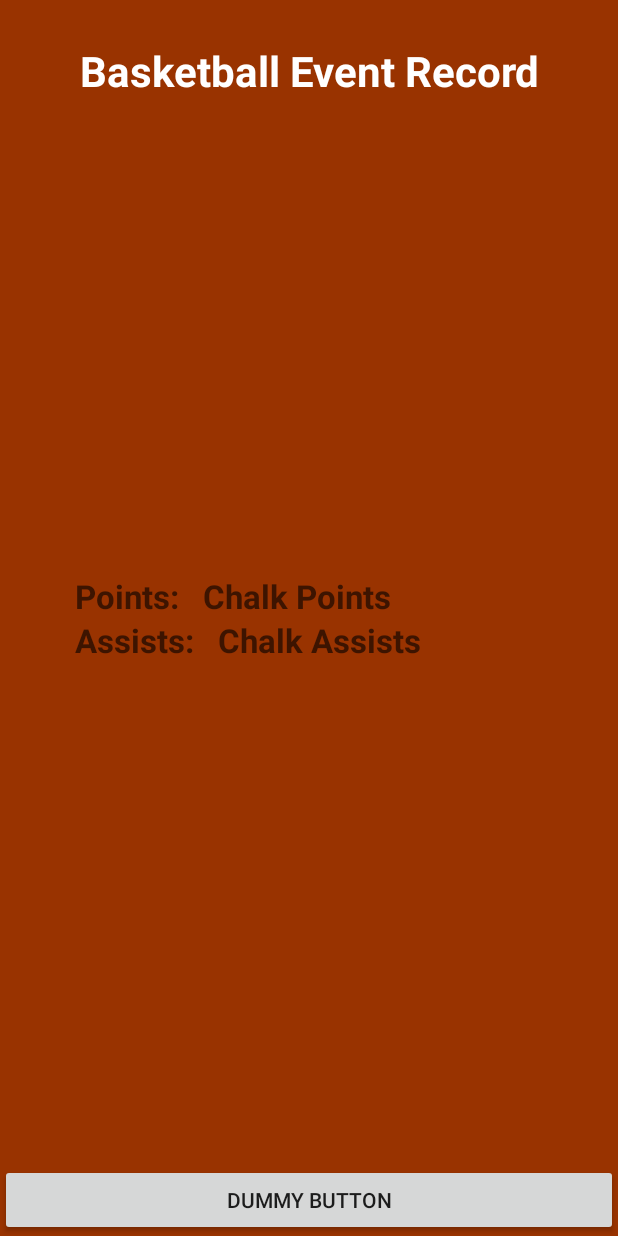
After one commit to fware/TrueChalk, an Android app: the layout activity_basketball_report.xml on its own in the app's theme, with its tools: preview values and no code run, on a phone screen of 412 x 824 dp. The commit adds this screen. Run offline under Robolectric (Android 15) with nearby library versions, the phone set to English and light mode, and no system bars.

Commit message:
Adding initial basketball event record screen.

```diff
--- a/app/src/main/java/com/wareshopc/app/truechalk/login/UserLoginActivity.java
+++ b/app/src/main/java/com/wareshopc/app/truechalk/login/UserLoginActivity.java
@@ -301,6 +301,10 @@ public class UserLoginActivity extends AppCompatActivity implements LoaderCallba
             showProgress(false);
 
             if (success) {
+
+
+
+
                 Intent sportsIntent = new Intent(mActivity, SportSelectorActivity.class);
                 mActivity.startActivity(sportsIntent);
                 mActivity.finish();
--- /dev/null
+++ b/app/src/main/res/layout/activity_basketball_report.xml
@@ -0,0 +1,108 @@
+<FrameLayout xmlns:android="http://schemas.android.com/apk/res/android"
+    xmlns:tools="http://schemas.android.com/tools"
+    android:layout_width="match_parent"
+    android:layout_height="match_parent"
+    android:background="@color/lighter_rustlike"
+    tools:context="com.wareshopc.app.truechalk.sportselector.basketball.BasketballReportActivity">
+
+    <!-- The primary full-screen view. This can be replaced with whatever view
+         is needed to present your content, e.g. VideoView, SurfaceView,
+         TextureView, etc. -->
+    <TextView
+        android:id="@+id/fullscreen_content"
+        android:layout_width="match_parent"
+        android:layout_height="wrap_content"
+        android:layout_marginTop="@dimen/activity_med_vertical_margin"
+        android:keepScreenOn="true"
+        android:textColor="@color/white"
+        android:textStyle="bold"
+        android:textSize="28sp"
+        android:gravity="center"
+        android:text="@string/basketball_event_record" />
+
+    <!-- This FrameLayout insets its children based on system windows using
+         android:fitsSystemWindows. -->
+    <FrameLayout android:layout_width="match_parent" android:layout_height="match_parent"
+        android:fitsSystemWindows="true">
+
+        <LinearLayout
+            android:layout_width="match_parent"
+            android:layout_height="wrap_content"
+            android:orientation="vertical"
+            android:layout_gravity="center_vertical">
+
+            <LinearLayout
+                android:id="@+id/ll_points_id"
+                android:orientation="horizontal"
+                android:layout_width="match_parent"
+                android:layout_height="match_parent">
+
+                <TextView
+                    android:id="@+id/tvPoints"
+                    android:layout_width="wrap_content"
+                    android:layout_height="wrap_content"
+                    android:layout_marginLeft="@dimen/activity_large_horizontal_margin"
+                    android:layout_marginRight="@dimen/activity_horizontal_margin"
+                    android:textAppearance="?android:attr/textAppearanceMedium"
+                    android:text="Points:"
+                    android:textStyle="bold"
+                    android:textSize="22sp"
+                    android:layout_gravity="center_vertical" />
+
+                <TextView
+                    android:id="@+id/tvChalkPoints"
+                    android:layout_width="wrap_content"
+                    android:layout_height="wrap_content"
+                    android:textAppearance="?android:attr/textAppearanceMedium"
+                    android:text="Chalk Points"
+                    android:textStyle="bold"
+                    android:textSize="22sp"
+                    android:layout_gravity="center_vertical" />
+
+            </LinearLayout>
+
+            <LinearLayout
+                android:id="@+id/ll_assists_id"
+                android:orientation="horizontal"
+                android:layout_width="match_parent"
+                android:layout_height="match_parent"
+                android:layout_gravity="fill">
+
+                <TextView
+                    android:id="@+id/tvAssists"
+                    android:layout_width="wrap_content"
+                    android:layout_height="wrap_content"
+                    android:layout_marginLeft="@dimen/activity_large_horizontal_margin"
+                    android:layout_marginRight="@dimen/activity_horizontal_margin"
+                    android:textAppearance="?android:attr/textAppearanceMedium"
+                    android:text="Assists:"
+                    android:textStyle="bold"
+                    android:textSize="22sp"
+                    android:layout_gravity="center_vertical" />
+
+                <TextView
+                    android:id="@+id/tvChalkAssists"
+                    android:layout_width="wrap_content"
+                    android:layout_height="wrap_content"
+                    android:textAppearance="?android:attr/textAppearanceMedium"
+                    android:text="Chalk Assists"
+                    android:textStyle="bold"
+                    android:textSize="22sp"
+                    android:layout_gravity="center_vertical" />
+
+            </LinearLayout>
+
+        </LinearLayout>
+
+    </FrameLayout>
+
+    <Button android:id="@+id/dummy_button"
+        style="?metaButtonBarButtonStyle"
+        android:layout_width="match_parent"
+        android:layout_height="wrap_content"
+        android:layout_weight="1"
+        android:layout_gravity="bottom|center_horizontal"
+        android:text="@string/dummy_button" />
+
+
+</FrameLayout>
--- a/app/src/main/res/values/colors.xml
+++ b/app/src/main/res/values/colors.xml
@@ -23,4 +23,7 @@
     <color name="rustlike">#993300</color>
     <color name="med_rustlike">#663300</color>
     <color name="darker_rustlike">#660000</color>
+    <color name="white">#FFFFFF</color>
+
+    <color name="black_overlay">#66000000</color>
 </resources>
--- a/app/src/main/res/values/dimens.xml
+++ b/app/src/main/res/values/dimens.xml
@@ -11,9 +11,14 @@
     <!-- Smaller than default screen margins, per the Android Design guidelines. -->
     <dimen name="activity_small_horizontal_margin">10dp</dimen>
     <dimen name="activity_small_vertical_margin">10dp</dimen>
+    <dimen name="activity_med_horizontal_margin">28dp</dimen>
+    <dimen name="activity_med_vertical_margin">28dp</dimen>
+    <dimen name="activity_large_horizontal_margin">50dp</dimen>
+    <dimen name="activity_large_vertical_margin">50dp</dimen>
     <!-- Smaller than default screen margins, per the Android Design guidelines. -->
     <dimen name="nav_header_small_vertical_spacing">10dp</dimen>
     <dimen name="nav_header_small_height">120dp</dimen>
     <dimen name="small_fab_margin">10dp</dimen>
+    <dimen name="app_bar_height">200dp</dimen>
 
 </resources>
--- a/app/src/main/res/values/styles.xml
+++ b/app/src/main/res/values/styles.xml
@@ -16,5 +16,17 @@
 
     <style name="AppTheme.PopupOverlay" parent="ThemeOverlay.AppCompat.Light" />
 
+    <style name="FullscreenTheme" parent="AppTheme">
+        <item name="android:actionBarStyle">@style/FullscreenActionBarStyle</item>
+        <item name="android:windowActionBarOverlay">true</item>
+        <item name="android:windowBackground">@null</item>
+        <item name="metaButtonBarStyle">?android:attr/buttonBarStyle</item>
+        <item name="metaButtonBarButtonStyle">?android:attr/buttonBarButtonStyle</item>
+    </style>
+
+    <style name="FullscreenActionBarStyle" parent="Widget.AppCompat.ActionBar">
+        <item name="android:background">@color/black_overlay</item>
+    </style>
+
 
 </resources>
```
Also changed, not shown: app/src/main/AndroidManifest.xml (+12 -7 lines), app/src/main/java/com/wareshopc/app/truechalk/TrueChalkJSONSerializer.java (+8 -8 lines), app/src/main/java/com/wareshopc/app/truechalk/TrueChalkLab.java (+13 -13 lines), app/src/main/java/com/wareshopc/app/truechalk/sportselector/SportSelectorActivity.java (+6 -3 lines), app/src/main/java/com/wareshopc/app/truechalk/sportselector/basketball/BasketballChalk.java (renamed from app/src/main/java/com/wareshopc/app/truechalk/sportselector/EventChalk.java, +4 -4 lines), app/src/main/java/com/wareshopc/app/truechalk/sportselector/basketball/BasketballChalkFragment.java (renamed from app/src/main/java/com/wareshopc/app/truechalk/sportselector/EventChalkFragment.java, +36 -36 lines), app/src/main/java/com/wareshopc/app/truechalk/sportselector/basketball/BasketballChalkListActivity.java (+5 -7 lines), app/src/main/java/com/wareshopc/app/truechalk/sportselector/basketball/BasketballChalkListFragment.java (+19 -21 lines), app/src/main/java/com/wareshopc/app/truechalk/sportselector/basketball/BasketballChalkPagerActivity.java (+13 -15 lines), app/src/main/java/com/wareshopc/app/truechalk/sportselector/basketball/BasketballReportActivity.java (added, +172 -0 lines), app/src/main/res/values/strings.xml (+9 -2 lines).
